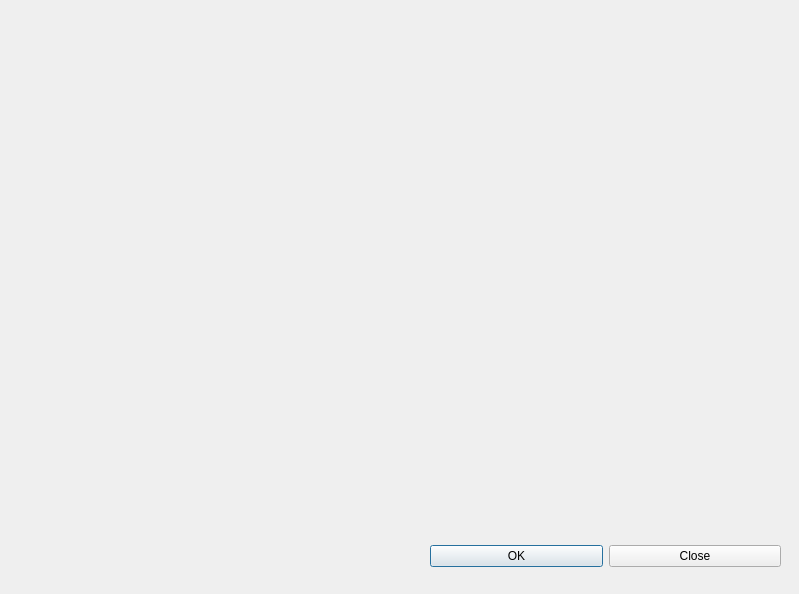
This is EX/20240909_ap_yolo/dialog_run.ui in garyhsieh15/pyside6 as Qt 5 draws it before an edit. The edited form follows.
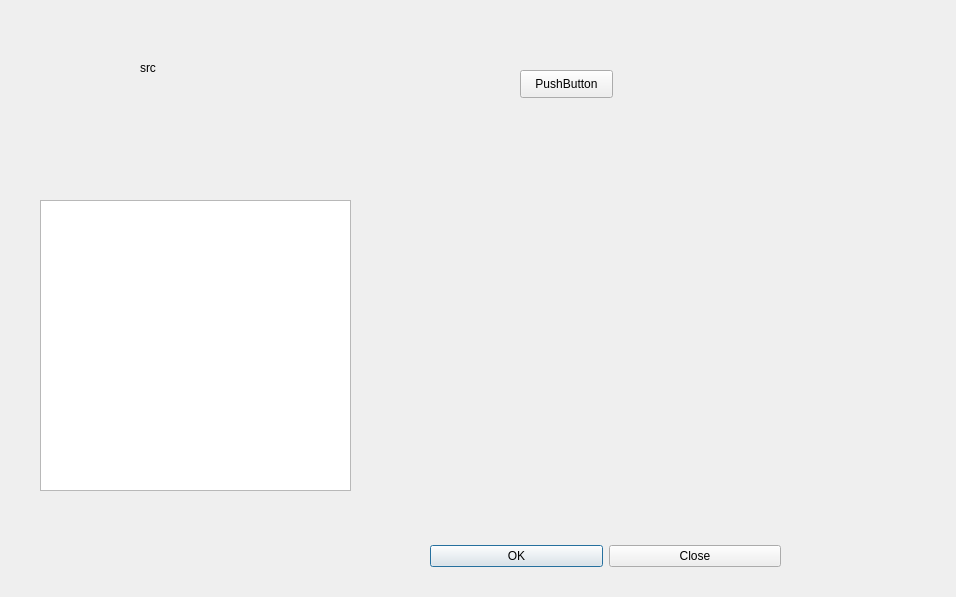
This is the edited form.

```diff
--- a/EX/20240909_ap_yolo/dialog_run.ui
+++ b/EX/20240909_ap_yolo/dialog_run.ui
@@ -6,14 +6,14 @@
    <rect>
     <x>0</x>
     <y>0</y>
-    <width>799</width>
-    <height>594</height>
+    <width>956</width>
+    <height>597</height>
    </rect>
   </property>
   <property name="windowTitle">
    <string>Dialog</string>
   </property>
-  <widget class="QWidget" name="">
+  <widget class="QWidget" name="layoutWidget">
    <property name="geometry">
     <rect>
      <x>430</x>
@@ -39,6 +39,42 @@
     </item>
    </layout>
   </widget>
+  <widget class="QTreeView" name="treeView">
+   <property name="geometry">
+    <rect>
+     <x>40</x>
+     <y>200</y>
+     <width>311</width>
+     <height>291</height>
+    </rect>
+   </property>
+  </widget>
+  <widget class="QLabel" name="label">
+   <property name="geometry">
+    <rect>
+     <x>140</x>
+     <y>60</y>
+     <width>58</width>
+     <height>15</height>
+    </rect>
+   </property>
+   <property name="text">
+    <string>src</string>
+   </property>
+  </widget>
+  <widget class="QPushButton" name="pushButton">
+   <property name="geometry">
+    <rect>
+     <x>520</x>
+     <y>70</y>
+     <width>93</width>
+     <height>28</height>
+    </rect>
+   </property>
+   <property name="text">
+    <string>PushButton</string>
+   </property>
+  </widget>
  </widget>
  <resources/>
  <connections/>
```
